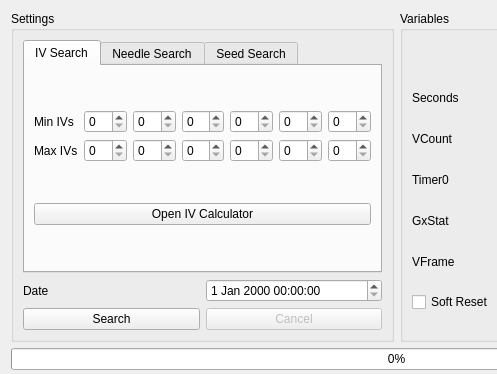
Old version of the form Source/Forms/Gen5/Profile/ProfileCalibrator5.ui in the repository Admiral-Fish/PokeFinder; both pictures show x 0 to 497 and y 0 to 374 of the 793 by 472 pixel window.
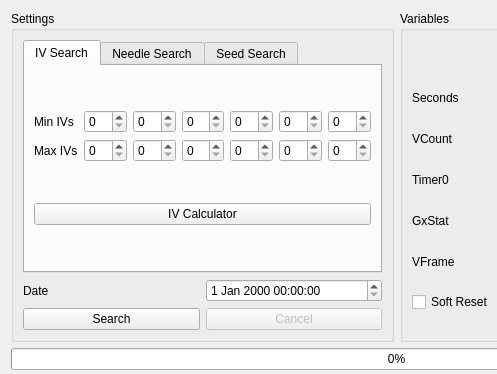
New version of the form. Custom widgets are drawn as their Qt base class.

Commit message: Allow IV calculator to send results to filter

What changed in the file:
```diff
--- a/Source/Forms/Gen5/Profile/ProfileCalibrator5.ui
+++ b/Source/Forms/Gen5/Profile/ProfileCalibrator5.ui
@@ -413,7 +413,7 @@
           <item row="1" column="0">
            <widget class="QPushButton" name="pushButtonIVCalculator">
             <property name="text">
-             <string>Open IV Calculator</string>
+             <string>IV Calculator</string>
             </property>
            </widget>
           </item>
```
Left out of the diff: 2 changed lines with no effect on the pictures. The commit also changes 7 other files.
